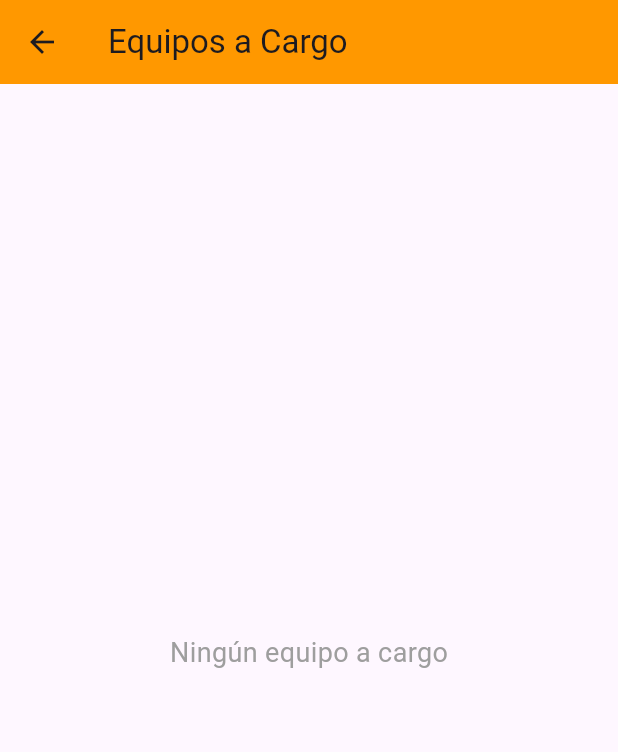
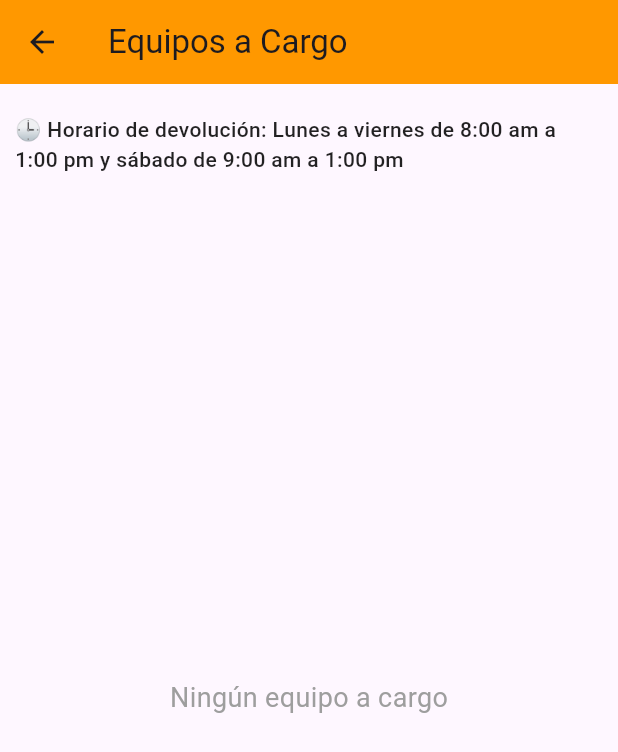
Before and after one commit to Kenss12345/app_comu, a Flutter app: the EquiposACargoScreen screen opened by its route, on a phone screen of 412 x 824 dp. Shown: the top 752 px of the screen. Run offline on Flutter 3.47's test engine with Material 3 defaults, Android fonts, the phone set to English and light mode, and no system bars; our stand-ins replace carousel_slider, cloud_firestore, firebase_auth, firebase_core, google_maps_flutter, google_sign_in; accounts and stored records are empty.

Commit message:
Sustracción de la pantalla solicitud e implementación de los horarios visibles

```diff
--- a/lib/screens/equipos_a_cargo_screen.dart
+++ b/lib/screens/equipos_a_cargo_screen.dart
@@ -8,8 +8,6 @@ class EquiposACargoScreen extends StatefulWidget {
   @override
   _EquiposACargoScreenState createState() => _EquiposACargoScreenState();
 }
-
-
 
 class _EquiposACargoScreenState extends State<EquiposACargoScreen> {
 
@@ -160,7 +158,17 @@ class _EquiposACargoScreenState extends State<EquiposACargoScreen> {
       body: Padding(
         padding: const EdgeInsets.all(10.0),
         child: Column(
+          crossAxisAlignment: CrossAxisAlignment.start,
           children: [
+
+            Container(
+              padding: const EdgeInsets.symmetric(vertical: 10),
+              child: const Text(
+                "🕒 Horario de devolución: Lunes a viernes de 8:00 am a 1:00 pm y sábado de 9:00 am a 1:00 pm",
+                style: TextStyle(fontSize: 14, fontWeight: FontWeight.w500, color: Colors.black87),
+              ),
+            ),
+
             if (equiposACargo.isEmpty)
               Expanded(
                 child: Center(
--- a/lib/screens/profile_screen.dart
+++ b/lib/screens/profile_screen.dart
@@ -54,10 +54,12 @@ class _ProfileScreenState extends State<ProfileScreen> {
             icon: Icon(Icons.assignment),
             label: 'A cargo',
           ),
-          BottomNavigationBarItem(
+
+          /*BottomNavigationBarItem(
             icon: Icon(Icons.add_circle),
             label: 'Solicitud',
-          ),
+          ),*/
+
         ],
       ),
     );
```
